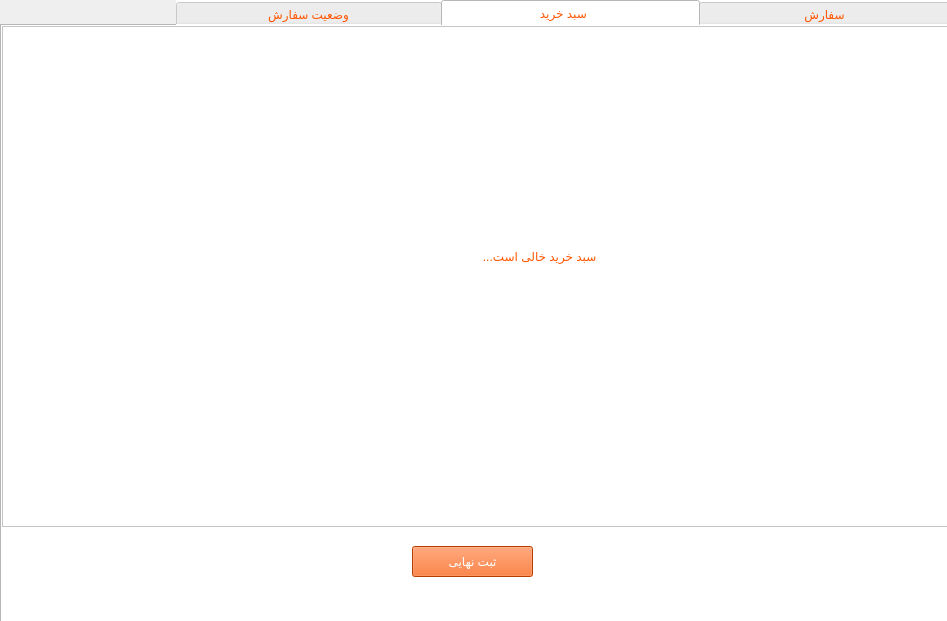
This is FOOD/customermainpage.ui in pooratho/FOOD as Qt 5 draws it before an edit. The edited form follows.
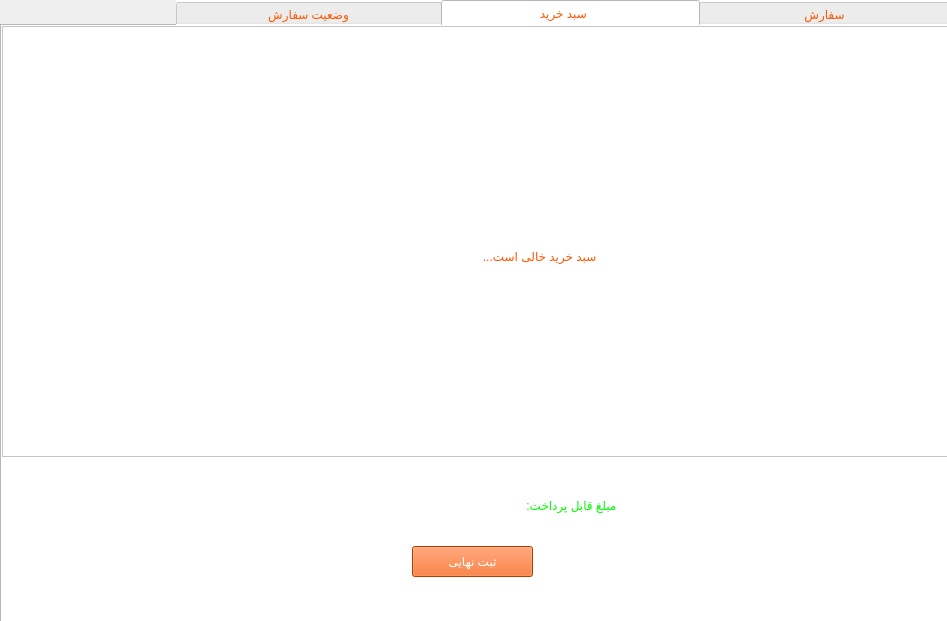
This is the edited form. Icons and pictures are not drawn.

Commit message: connect shopping cart widget to the list and set total price

Diff of the .ui file:
```diff
--- a/FOOD/customermainpage.ui
+++ b/FOOD/customermainpage.ui
@@ -292,7 +292,7 @@
        <x>0</x>
        <y>0</y>
        <width>950</width>
-       <height>501</height>
+       <height>431</height>
       </rect>
      </property>
     </widget>
@@ -330,6 +330,45 @@
       <string>ثبت نهایی</string>
      </property>
     </widget>
+    <widget class="QWidget" name="widget_3" native="true">
+     <property name="geometry">
+      <rect>
+       <x>310</x>
+       <y>449</y>
+       <width>311</width>
+       <height>61</height>
+      </rect>
+     </property>
+     <property name="styleSheet">
+      <string notr="true">color: rgb(0, 255, 0);</string>
+     </property>
+     <widget class="QWidget" name="horizontalLayoutWidget">
+      <property name="geometry">
+       <rect>
+        <x>0</x>
+        <y>0</y>
+        <width>311</width>
+        <height>61</height>
+       </rect>
+      </property>
+      <layout class="QHBoxLayout" name="horizontalLayout">
+       <item>
+        <widget class="QLabel" name="label_6">
+         <property name="text">
+          <string>  مبلغ قابل پرداخت: </string>
+         </property>
+        </widget>
+       </item>
+       <item>
+        <widget class="QLabel" name="label_7">
+         <property name="text">
+          <string/>
+         </property>
+        </widget>
+       </item>
+      </layout>
+     </widget>
+    </widget>
    </widget>
    <widget class="QWidget" name="tab_3">
     <attribute name="title">
```
The commit also changes 6 other files.
